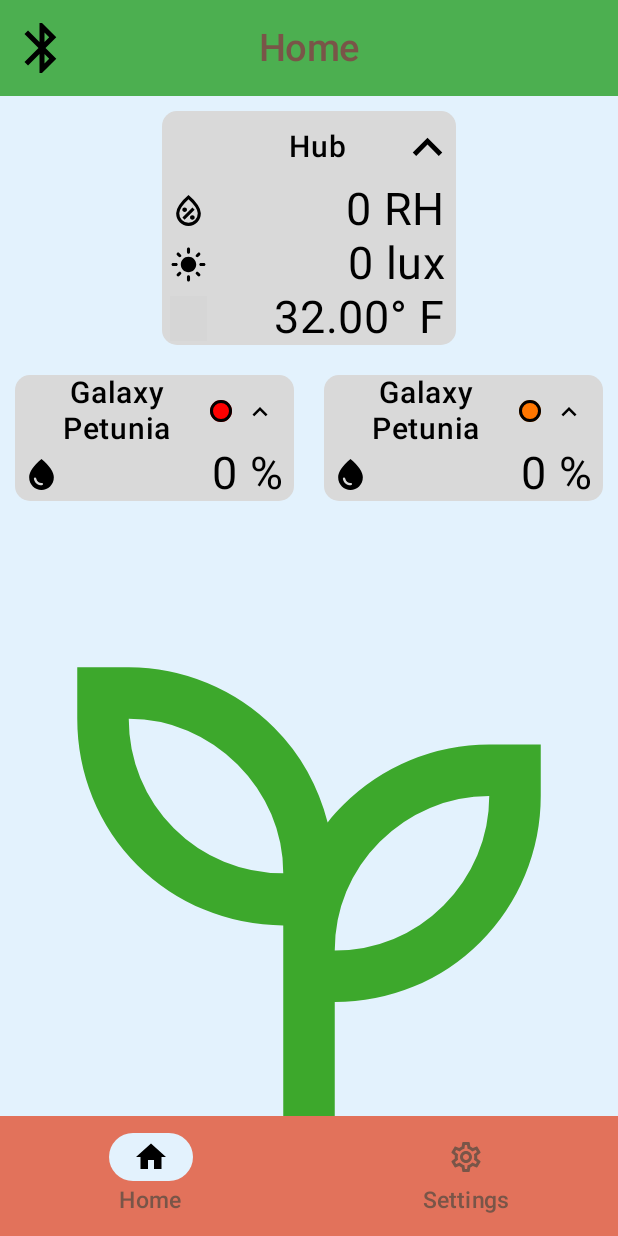
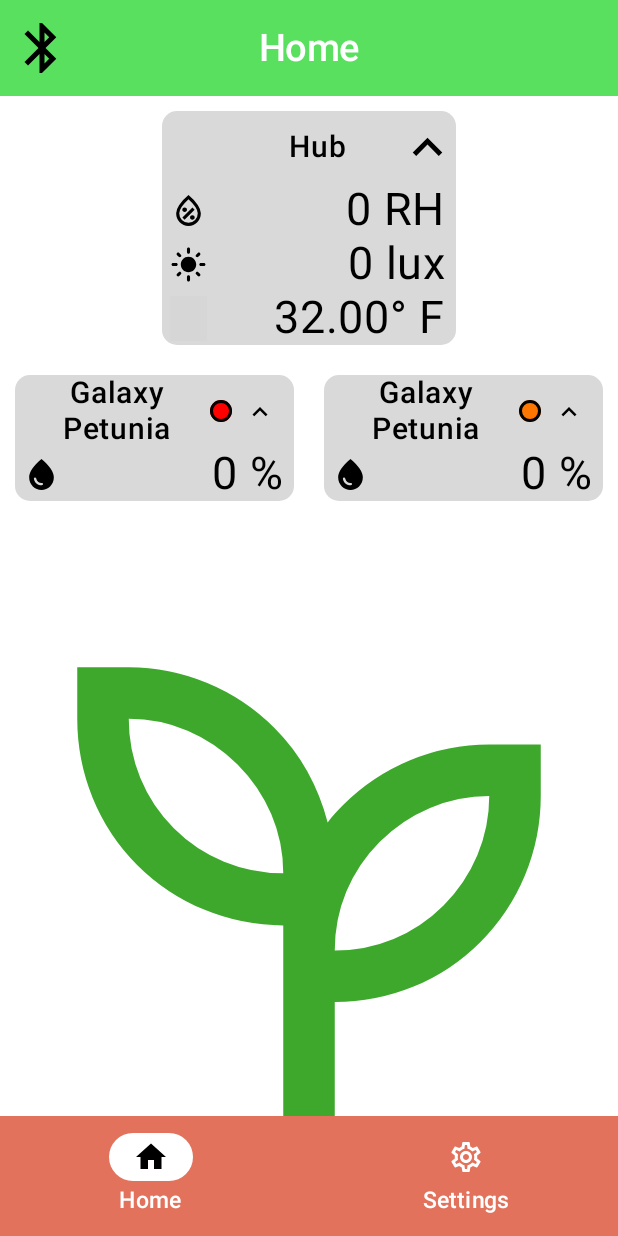
Before and after one commit to CameronRotering/PlantLink, an Android app built with Jetpack Compose: the screen it shows after launch (MainActivity), on a phone screen of 412 x 824 dp. Run offline under Robolectric (Android 15) with nearby library versions, the phone set to English and light mode, and no system bars; our stand-ins replace Room's generated code; 1 statement that could not run was skipped; grey boxes are pictures that could not be loaded.

Commit message:
No longer using nature theme I tried.

```diff
--- a/app/src/main/java/com/themakers/plantlink/ui/theme/Color.kt
+++ b/app/src/main/java/com/themakers/plantlink/ui/theme/Color.kt
@@ -2,20 +2,10 @@ package com.themakers.plantlink.ui.theme
 
 import androidx.compose.ui.graphics.Color
 
-// Nature-inspired color palette
-val LeafGreen = Color(0xFF4CAF50)
-val EarthyBrown = Color(0xFF795548)
-val SkyBlue = Color(0xFFE3F2FD)
-val DarkForestGreen = Color(0xFF388E3C)
-val OffWhite = Color(0xFFFAFAFA) // A slightly off-white for text or secondary elements in dark theme
-val DarkSlateGray = Color(0xFF2F4F4F) // A dark, earthy tone for dark theme primary
+val primaryDark = Color(89, 224, 94, 255)
+val secondaryDark = Color(255, 255, 255, 255)
+val backgroundDark = Color(255, 255, 255, 255)
 
-// Dark Theme Colors
-val primaryDark = DarkSlateGray // Dark, earthy tone
-val secondaryDark = LeafGreen // Vibrant green for accents
-val backgroundDark = DarkForestGreen // Deep forest green
-
-// Light Theme Colors
-val primaryLight = LeafGreen // Bright, leafy green
-val secondaryLight = EarthyBrown // Earthy brown for accents
-val backgroundLight = SkyBlue // Light, airy sky blue
+val primaryLight = Color(89, 224, 94, 255)
+val secondaryLight = Color(255, 255, 255, 255)
+val backgroundLight = Color(255, 255, 255, 255)
```
